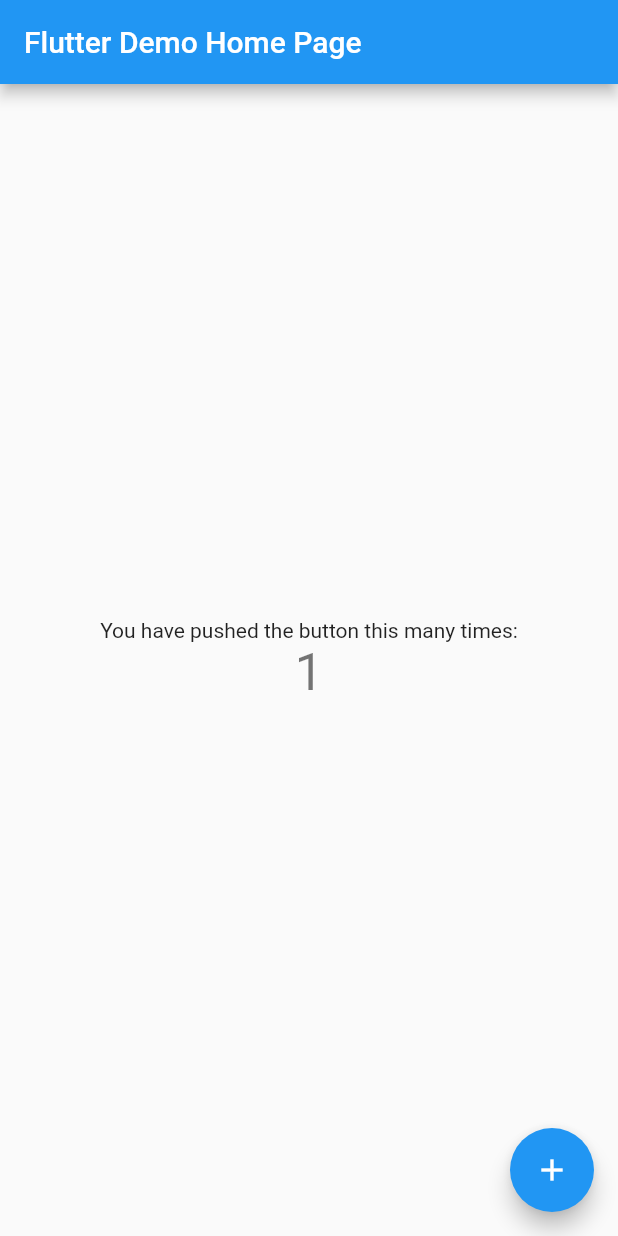
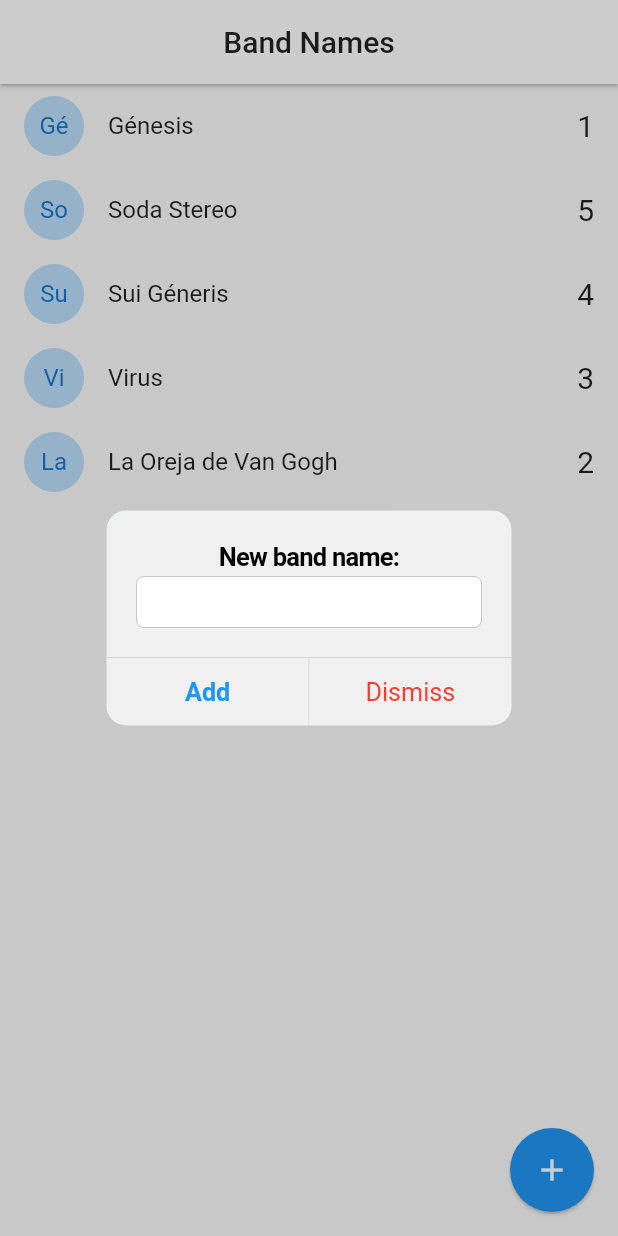
Before and after one commit to LuisPulenta/band_names, a Flutter app: the screen it shows after launch, after a tap on the "add" icon, on a phone screen of 412 x 824 dp. Run offline on Flutter 3.47's test engine with Material 2 defaults, Android fonts, the phone set to English and light mode, and no system bars.

Commit message:
Video 14

```diff
--- a/lib/main.dart
+++ b/lib/main.dart
@@ -1,115 +1,18 @@
 import 'package:flutter/material.dart';
+import 'package:band_names/pages/home_page.dart';
 
-void main() {
-  runApp(const MyApp());
-}
+void main() => runApp(MyApp());
 
 class MyApp extends StatelessWidget {
-  const MyApp({Key? key}) : super(key: key);
-
-  // This widget is the root of your application.
   @override
   Widget build(BuildContext context) {
     return MaterialApp(
-      title: 'Flutter Demo',
-      theme: ThemeData(
-        // This is the theme of your application.
-        //
-        // Try running your application with "flutter run". You'll see the
-        // application has a blue toolbar. Then, without quitting the app, try
-        // changing the primarySwatch below to Colors.green and then invoke
-        // "hot reload" (press "r" in the console where you ran "flutter run",
-        // or simply save your changes to "hot reload" in a Flutter IDE).
-        // Notice that the counter didn't reset back to zero; the application
-        // is not restarted.
-        primarySwatch: Colors.blue,
-      ),
-      home: const MyHomePage(title: 'Flutter Demo Home Page'),
+      debugShowCheckedModeBanner: false,
+      title: 'Band Names',
+      initialRoute: 'home',
+      routes: {
+        'home': (_) => HomePage(),
+      },
     );
   }
 }
-
-class MyHomePage extends StatefulWidget {
-  const MyHomePage({Key? key, required this.title}) : super(key: key);
-
-  // This widget is the home page of your application. It is stateful, meaning
-  // that it has a State object (defined below) that contains fields that affect
-  // how it looks.
-
-  // This class is the configuration for the state. It holds the values (in this
-  // case the title) provided by the parent (in this case the App widget) and
-  // used by the build method of the State. Fields in a Widget subclass are
-  // always marked "final".
-
-  final String title;
-
-  @override
-  State<MyHomePage> createState() => _MyHomePageState();
-}
-
-class _MyHomePageState extends State<MyHomePage> {
-  int _counter = 0;
-
-  void _incrementCounter() {
-    setState(() {
-      // This call to setState tells the Flutter framework that something has
-      // changed in this State, which causes it to rerun the build method below
-      // so that the display can reflect the updated values. If we changed
-      // _counter without calling setState(), then the build method would not be
-      // called again, and so nothing would appear to happen.
-      _counter++;
-    });
-  }
-
-  @override
-  Widget build(BuildContext context) {
-    // This method is rerun every time setState is called, for instance as done
-    // by the _incrementCounter method above.
-    //
-    // The Flutter framework has been optimized to make rerunning build methods
-    // fast, so that you can just rebuild anything that needs updating rather
-    // than having to individually change instances of widgets.
-    return Scaffold(
-      appBar: AppBar(
-        // Here we take the value from the MyHomePage object that was created by
-        // the App.build method, and use it to set our appbar title.
-        title: Text(widget.title),
-      ),
-      body: Center(
-        // Center is a layout widget. It takes a single child and positions it
-        // in the middle of the parent.
-        child: Column(
-          // Column is also a layout widget. It takes a list of children and
-          // arranges them vertically. By default, it sizes itself to fit its
-          // children horizontally, and tries to be as tall as its parent.
-          //
-          // Invoke "debug painting" (press "p" in the console, choose the
-          // "Toggle Debug Paint" action from the Flutter Inspector in Android
-          // Studio, or the "Toggle Debug Paint" command in Visual Studio Code)
-          // to see the wireframe for each widget.
-          //
-          // Column has various properties to control how it sizes itself and
-          // how it positions its children. Here we use mainAxisAlignment to
-          // center the children vertically; the main axis here is the vertical
-          // axis because Columns are vertical (the cross axis would be
-          // horizontal).
-          mainAxisAlignment: MainAxisAlignment.center,
-          children: <Widget>[
-            const Text(
-              'You have pushed the button this many times:',
-            ),
-            Text(
-              '$_counter',
-              style: Theme.of(context).textTheme.headline4,
-            ),
-          ],
-        ),
-      ),
-      floatingActionButton: FloatingActionButton(
-        onPressed: _incrementCounter,
-        tooltip: 'Increment',
-        child: const Icon(Icons.add),
-      ), // This trailing comma makes auto-formatting nicer for build methods.
-    );
-  }
-}
--- /dev/null
+++ b/lib/models/band.dart
@@ -0,0 +1,13 @@
+class Band {
+  String id;
+  String name;
+  int votes;
+
+  Band({required this.id, required this.name, required this.votes});
+
+  factory Band.fromMap(Map<String, dynamic> obj) => Band(
+        id: obj['id'],
+        name: obj['name'],
+        votes: obj['votes'],
+      );
+}
--- /dev/null
+++ b/lib/pages/home_page.dart
@@ -0,0 +1,139 @@
+import 'dart:io';
+import 'package:band_names/models/band.dart';
+import 'package:flutter/cupertino.dart';
+import 'package:flutter/material.dart';
+
+class HomePage extends StatefulWidget {
+  const HomePage({Key? key}) : super(key: key);
+
+  @override
+  State<HomePage> createState() => _HomePageState();
+}
+
+class _HomePageState extends State<HomePage> {
+  List<Band> bands = [
+    Band(id: '1', name: 'Génesis', votes: 1),
+    Band(id: '2', name: 'Soda Stereo', votes: 5),
+    Band(id: '3', name: 'Sui Géneris', votes: 4),
+    Band(id: '4', name: 'Virus', votes: 3),
+    Band(id: '5', name: 'La Oreja de Van Gogh', votes: 2),
+  ];
+
+  @override
+  Widget build(BuildContext context) {
+    return Scaffold(
+      appBar: AppBar(
+        title: Text(
+          'Band Names',
+          style: TextStyle(color: Colors.black87),
+        ),
+        backgroundColor: Colors.white,
+        elevation: 1,
+        centerTitle: true,
+      ),
+      body: ListView.builder(
+        itemCount: bands.length,
+        itemBuilder: (context, i) => _bandTile(bands[i]),
+      ),
+      floatingActionButton: FloatingActionButton(
+          child: Icon(Icons.add), elevation: 1, onPressed: addNewBand),
+    );
+  }
+
+  Widget _bandTile(Band band) {
+    return Dismissible(
+      key: Key(band.id),
+      direction: DismissDirection.startToEnd,
+      onDismissed: (DismissDirection direction) {
+        print('diretion: $direction');
+        print('id: ${band.id}');
+      },
+      background: Container(
+        padding: EdgeInsets.only(left: 10),
+        color: Colors.red,
+        child: Align(
+            alignment: Alignment.centerLeft,
+            child: Text(
+              'Delete Band',
+              style: TextStyle(color: Colors.white),
+            )),
+      ),
+      child: ListTile(
+        leading: CircleAvatar(
+          child: Text(band.name.substring(0, 2)),
+          backgroundColor: Colors.blue[100],
+        ),
+        title: Text(band.name),
+        trailing: Text(
+          '${band.votes}',
+          style: TextStyle(fontSize: 20),
+        ),
+        onTap: () {
+          print(band.name);
+        },
+      ),
+    );
+  }
+
+  addNewBand() {
+    final textController = TextEditingController();
+
+    if (!Platform.isAndroid) {
+      return showDialog(
+          context: context,
+          builder: (context) {
+            return AlertDialog(
+              title: Text('New band name:'),
+              content: TextField(
+                controller: textController,
+              ),
+              actions: [
+                MaterialButton(
+                    child: Text('Add'),
+                    elevation: 5,
+                    textColor: Colors.blue,
+                    onPressed: () {
+                      addBandToList(textController.text);
+                    }),
+              ],
+            );
+          });
+    }
+
+    showCupertinoDialog(
+        context: context,
+        builder: (_) {
+          return CupertinoAlertDialog(
+            title: Text('New band name:'),
+            content: CupertinoTextField(
+              controller: textController,
+            ),
+            actions: [
+              CupertinoDialogAction(
+                  isDefaultAction: true,
+                  child: Text('Add'),
+                  onPressed: () {
+                    addBandToList(textController.text);
+                  }),
+              CupertinoDialogAction(
+                  isDestructiveAction: true,
+                  child: Text('Dismiss'),
+                  onPressed: () {
+                    Navigator.pop(context);
+                  })
+            ],
+          );
+        });
+  }
+
+  void addBandToList(String name) {
+    print(name);
+    if (name.length > 1) {
+      this
+          .bands
+          .add(new Band(id: DateTime.now().toString(), name: name, votes: 0));
+      setState(() {});
+    }
+    Navigator.pop(context);
+  }
+}
```
Also changed, not shown: 1 other file.
